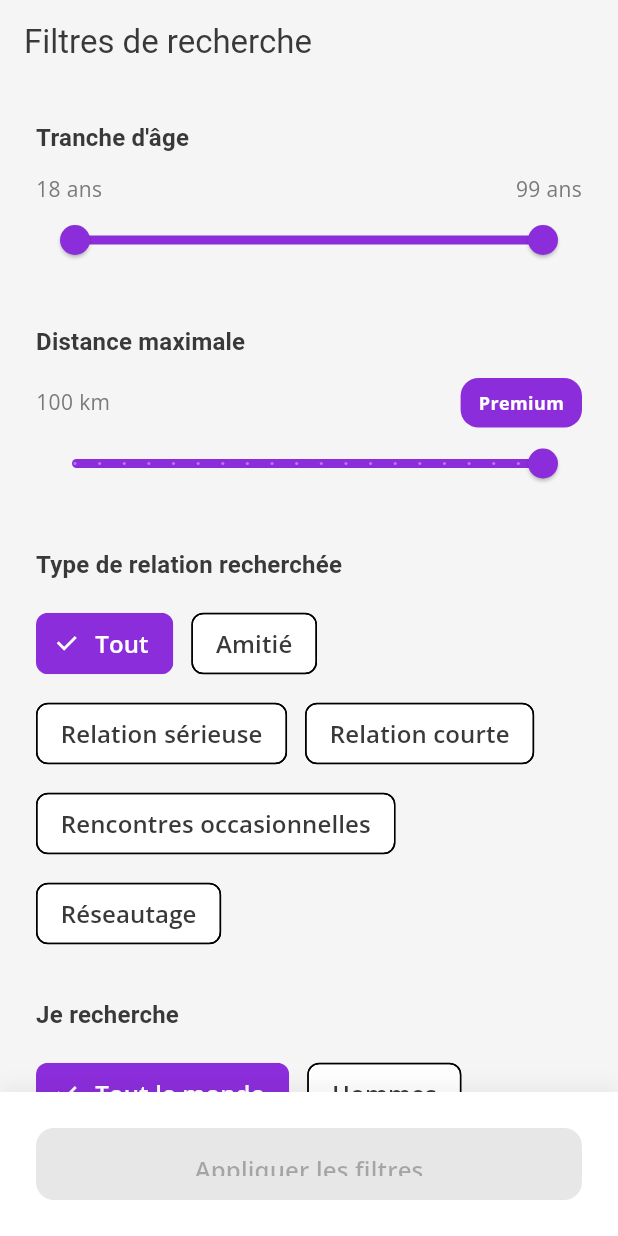
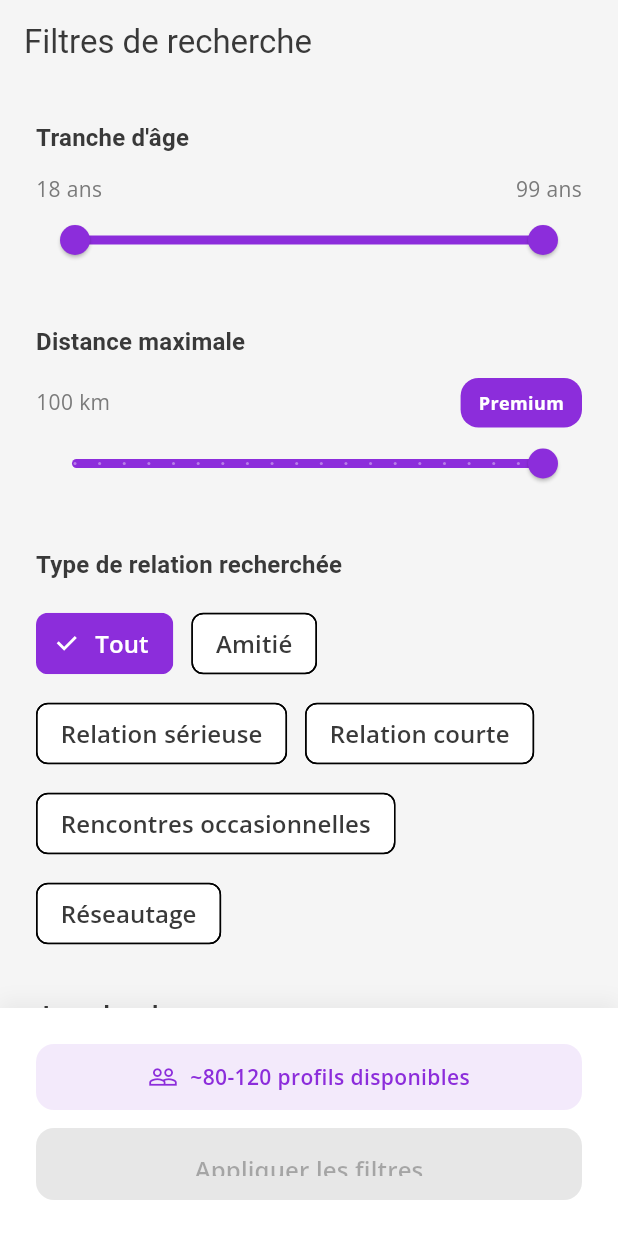
Before and after one commit to MasterVKT/HIVMeet_FrontEnd, a Flutter app: the FiltersPage screen opened by its route, on a phone screen of 412 x 824 dp. Run offline on Flutter 3.47's test engine with Material 3 defaults, Android fonts, the phone set to English and light mode, and no system bars; our stand-ins replace bloc, cached_network_image, cloud_firestore, dartz, dio, equatable and 25 more; accounts and stored records are empty.

Commit message:
auto-claude: 5.4 - Address UI/UX issues affecting user experience. Fi
Implemented P1 high-priority UI/UX improvements:

1. Profile Count Display (P1-003 / UI-012):
   - Added estimated profile count indicator in filters page
   - Shows dynamic range (~min-max profiles available)
   - Updates in real-time as filters change
   - Fully internationalized (FR/EN)
   - TODO: Replace with actual API call when backend endpoint available

2. Enhanced Empty State Widget (UI-010):
   - Removed debug yellow background
   - Removed debug print statements
   - Added gradient background to icon container
   - Added shadow effect for better visual depth
   - Improved overall visual appeal

3. Dark Mode Support (P1-023 / UI-014):
   - Enabled darkTheme in MaterialApp
   - Set themeMode to ThemeMode.system
   - App now follows system theme preference
   - Dark theme already defined in app_theme.dart

4. Code Quality:
   - Removed debug print statement from discovery_page.dart
   - All new strings properly internationalized
   - Added LocalizationService import to filters_page.dart

Files Modified:
- lib/presentation/pages/discovery/filters_page.dart
- lib/presentation/widgets/common/empty_state_widget.dart
- lib/presentation/pages/discovery/discovery_page.dart
- lib/main.dart
- assets/translations/fr.json
- assets/translations/en.json

Verification:
- Manual verification required for UI/UX improvements
- Dark mode can be tested by changing system theme
- Profile count estimation logic ready for API integration

```diff
--- a/assets/translations/en.json
+++ b/assets/translations/en.json
@@ -65,7 +65,8 @@
     "dislike_button_label": "Pass to next profile",
     "super_like_button_label": "Super like profile",
     "rewind_button_label": "Undo last swipe",
-    "photo_navigation_label": "Photo {current} of {total}"
+    "photo_navigation_label": "Photo {current} of {total}",
+    "estimated_profiles_count": "~{min}-{max} profiles available"
   },
   "errors": {
     "network_error": "Network error",
--- a/assets/translations/fr.json
+++ b/assets/translations/fr.json
@@ -65,7 +65,8 @@
     "dislike_button_label": "Passer au profil suivant",
     "super_like_button_label": "Super liker le profil",
     "rewind_button_label": "Annuler le dernier swipe",
-    "photo_navigation_label": "Photo {current} sur {total}"
+    "photo_navigation_label": "Photo {current} sur {total}",
+    "estimated_profiles_count": "~{min}-{max} profils disponibles"
   },
   "errors": {
     "network_error": "Erreur réseau",
--- a/lib/main.dart
+++ b/lib/main.dart
@@ -79,6 +79,8 @@ class HIVMeetApp extends StatelessWidget {
         title: 'HIVMeet',
         debugShowCheckedModeBanner: false,
         theme: AppTheme.lightTheme,
+        darkTheme: AppTheme.darkTheme,
+        themeMode: ThemeMode.system, // Follow system theme
         routerConfig: AppRouter.router,
         builder: (context, child) {
           // Filtrer les logs EGL en mode debug
--- a/lib/presentation/pages/discovery/discovery_page.dart
+++ b/lib/presentation/pages/discovery/discovery_page.dart
@@ -424,7 +424,6 @@ class _DiscoveryPageState extends State<DiscoveryPage> {
       final actionText =
           LocalizationService.translate('discovery.adjust_filters');
 
-          '🔄 DEBUG _buildNoMoreProfilesState: title=$title, message=$message, actionText=$actionText');
 
       return Container(
         color: AppColors.primaryWhite,
--- a/lib/presentation/pages/discovery/filters_page.dart
+++ b/lib/presentation/pages/discovery/filters_page.dart
@@ -4,6 +4,7 @@ import 'package:flutter/material.dart';
 import 'package:flutter_bloc/flutter_bloc.dart';
 import 'package:hivmeet/core/config/theme/app_theme.dart';
 import 'package:hivmeet/core/config/constants.dart';
+import 'package:hivmeet/core/services/localization_service.dart';
 import 'package:hivmeet/domain/entities/search_filters.dart';
 import 'package:hivmeet/presentation/blocs/discovery/discovery_bloc.dart';
 import 'package:hivmeet/presentation/blocs/discovery/discovery_event.dart';
@@ -283,9 +284,45 @@ class _FiltersPageState extends State<FiltersPage> {
             ),
           ],
         ),
-        child: AppButton(
-          text: 'Appliquer les filtres',
-          onPressed: _hasChanges ? _applyFilters : null,
+        child: Column(
+          mainAxisSize: MainAxisSize.min,
+          children: [
+            // Profile count indicator
+            Container(
+              padding: const EdgeInsets.symmetric(
+                horizontal: 16,
+                vertical: 12,
+              ),
+              decoration: BoxDecoration(
+                color: AppColors.primaryPurple.withOpacity(0.1),
+                borderRadius: BorderRadius.circular(12),
+              ),
+              child: Row(
+                mainAxisAlignment: MainAxisAlignment.center,
+                children: [
+                  Icon(
+                    Icons.people_outline,
+                    size: 20,
+                    color: AppColors.primaryPurple,
+                  ),
+                  const SizedBox(width: 8),
+                  Text(
+                    _getEstimatedProfileCount(),
+                    style: TextStyle(
+                      fontSize: 14,
+                      fontWeight: FontWeight.w600,
+                      color: AppColors.primaryPurple,
+                    ),
+                  ),
+                ],
+              ),
+            ),
+            const SizedBox(height: 12),
+            AppButton(
+              text: 'Appliquer les filtres',
+              onPressed: _hasChanges ? _applyFilters : null,
+            ),
+          ],
         ),
       ),
     );
@@ -367,6 +404,56 @@ class _FiltersPageState extends State<FiltersPage> {
     );
   }
 
+  /// Calculate estimated profile count based on filter settings
+  /// Returns a localized string with the estimated count
+  /// TODO: Replace with actual API call to get real-time profile count
+  String _getEstimatedProfileCount() {
+    // Calculate a rough estimate based on filter restrictiveness
+    int baseCount = 100; // Base estimate for wide filters
+
+    // Reduce count based on age range restrictiveness
+    int ageRange = _ageRange.end.round() - _ageRange.start.round();
+    if (ageRange < 10) {
+      baseCount = (baseCount * 0.3).round();
+    } else if (ageRange < 20) {
+      baseCount = (baseCount * 0.6).round();
+    }
+
+    // Reduce count based on distance
+    if (_maxDistance < 25) {
+      baseCount = (baseCount * 0.4).round();
+    } else if (_maxDistance < 50) {
+      baseCount = (baseCount * 0.7).round();
+    }
+
+    // Reduce count if verified only
+    if (_verifiedOnly) {
+      baseCount = (baseCount * 0.5).round();
+    }
+
+    // Reduce count if specific relationship type
+    if (_relationshipType != 'all') {
+      baseCount = (baseCount * 0.6).round();
+    }
+
+    // Reduce count if specific genders selected
+    if (!_genders.contains('all') && _genders.length < 3) {
+      baseCount = (baseCount * 0.7).round();
+    }
+
+    // Ensure minimum of 5
+    baseCount = baseCount < 5 ? 5 : baseCount;
+
+    // Return estimate range
+    int minCount = (baseCount * 0.8).round();
+    int maxCount = (baseCount * 1.2).round();
+
+    return LocalizationService.translate(
+      'discovery.estimated_profiles_count',
+      params: {'min': minCount.toString(), 'max': maxCount.toString()},
+    );
+  }
+
   void _applyFilters() {
     // ✅ Gérer "all" comme liste vide pour le backend
     final relationshipTypes =
```
Also changed, not shown: lib/presentation/widgets/common/empty_state_widget.dart (+16 -14 lines).
